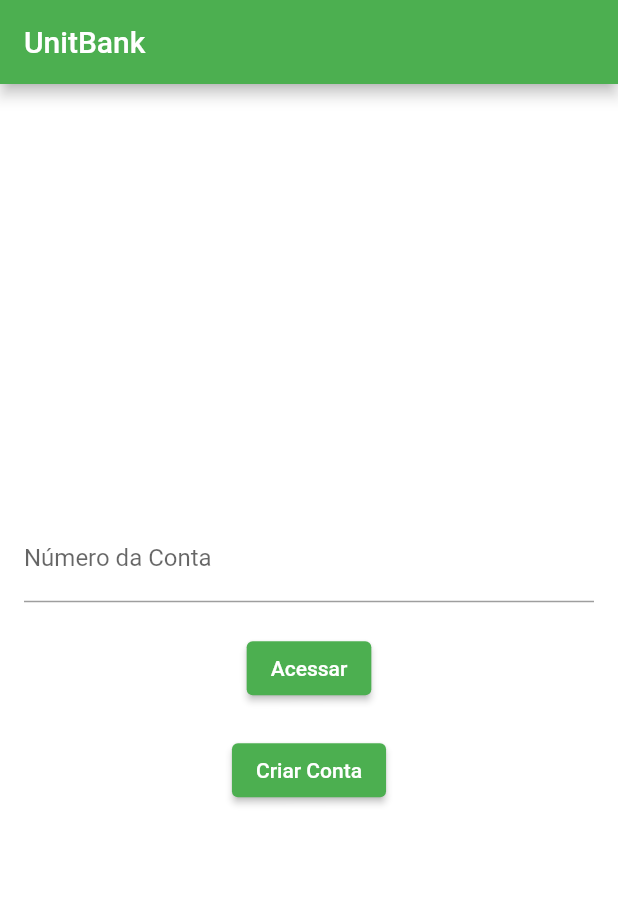
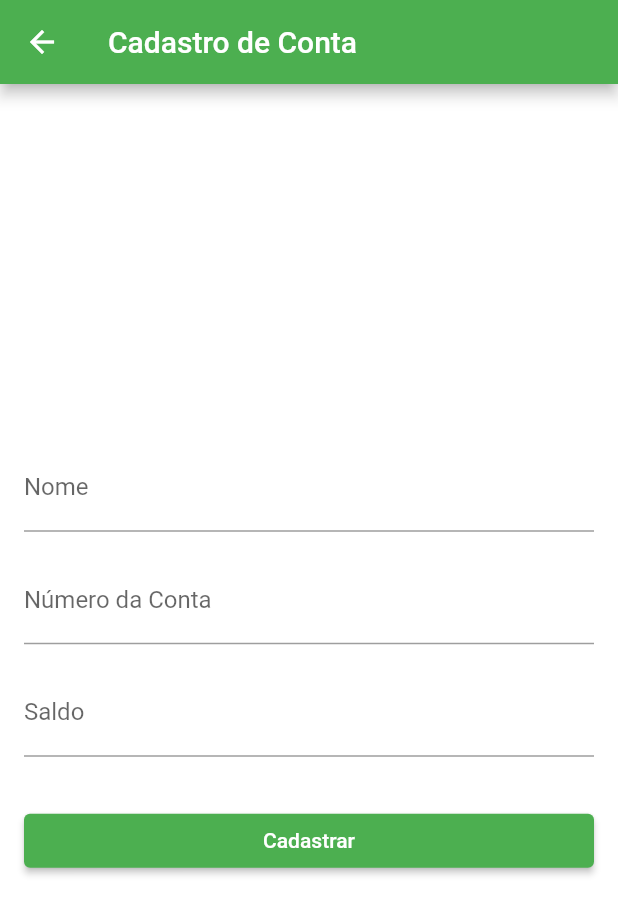
Before and after one commit to danrockdave/UnitBanking, a Flutter app: the screen it shows after launch, after a tap on "Criar Conta", on a phone screen of 412 x 824 dp. Shown: the top 915 px of the screen. Run offline on Flutter 3.47's test engine with Material 2 defaults, Android fonts, the phone set to English and light mode, and no system bars; our stand-ins replace flutter_phoenix, shared_preferences; missing offline and left inert: system_theme.

Commit message:
Cadastro OK

```diff
--- /dev/null
+++ b/lib/cadastro.dart
@@ -0,0 +1,74 @@
+import 'package:flutter/material.dart';
+import 'package:http/http.dart' as http;
+
+class Cadastro extends StatelessWidget {
+  final TextEditingController _nomeController = TextEditingController();
+  final TextEditingController _numeroContaController = TextEditingController();
+  final TextEditingController _saldoController = TextEditingController();
+
+  @override
+  Widget build(BuildContext context) {
+    return Scaffold(
+      appBar: AppBar(
+        title: Text('Cadastro de Conta'),
+      ),
+      body: Padding(
+        padding: const EdgeInsets.all(16.0),
+        child: Column(
+          mainAxisAlignment: MainAxisAlignment.center,
+          crossAxisAlignment: CrossAxisAlignment.stretch,
+          children: [
+            TextField(
+              controller: _nomeController,
+              decoration: InputDecoration(labelText: 'Nome'),
+            ),
+            SizedBox(height: 16),
+            TextField(
+              controller: _numeroContaController,
+              keyboardType: TextInputType.number,
+              decoration: InputDecoration(labelText: 'Número da Conta'),
+            ),
+            SizedBox(height: 16),
+            TextField(
+              controller: _saldoController,
+              keyboardType: TextInputType.number,
+              decoration: InputDecoration(labelText: 'Saldo'),
+            ),
+            SizedBox(height: 32),
+            ElevatedButton(
+              onPressed: () {
+                _realizarCadastro(context);
+              },
+              child: Text('Cadastrar'),
+            ),
+          ],
+        ),
+      ),
+    );
+  }
+
+  void _realizarCadastro(BuildContext context)async {
+    final nome = _nomeController.text;
+    final numeroConta = _numeroContaController.text;
+    final saldo = _saldoController.text;
+    if(nome.isNotEmpty && numeroConta.isNotEmpty && saldo.isNotEmpty){
+      Map<String, String> headers = {"Content_Type": "application/json"};
+      String apiUrl ='http://10.0.2.2:8080/conta/$nome/$numeroConta/$saldo';
+      final response = await http.post(Uri.parse(apiUrl), headers: headers);
+      if(response.statusCode == 200){
+        ScaffoldMessenger.of(context).showSnackBar(
+          SnackBar(
+            content: Text('Cadastro realizado com sucesso!'),
+          ),
+        );
+      }
+    }else{
+      ScaffoldMessenger.of(context).showSnackBar(
+        SnackBar(
+          content: Text('Preencha todos os campos!'),
+        ),
+      );
+    }
+
+  }
+}
--- a/lib/login_page.dart
+++ b/lib/login_page.dart
@@ -1,4 +1,5 @@
 import 'package:flutter/material.dart';
+import 'package:unitbankapp/cadastro.dart';
 import 'package:unitbankapp/configuracoes_locais.dart';
 import 'package:unitbankapp/home_page.dart';
 import 'package:unitbankapp/utils.dart';
@@ -54,7 +55,7 @@ class _NumeroContaInputState extends State<NumeroContaInput> {
         SizedBox(height: 20.0),
         ElevatedButton(
           onPressed: () {
-
+            push(context, Cadastro());
           },
           child: Text('Criar Conta'),
         ),
```
